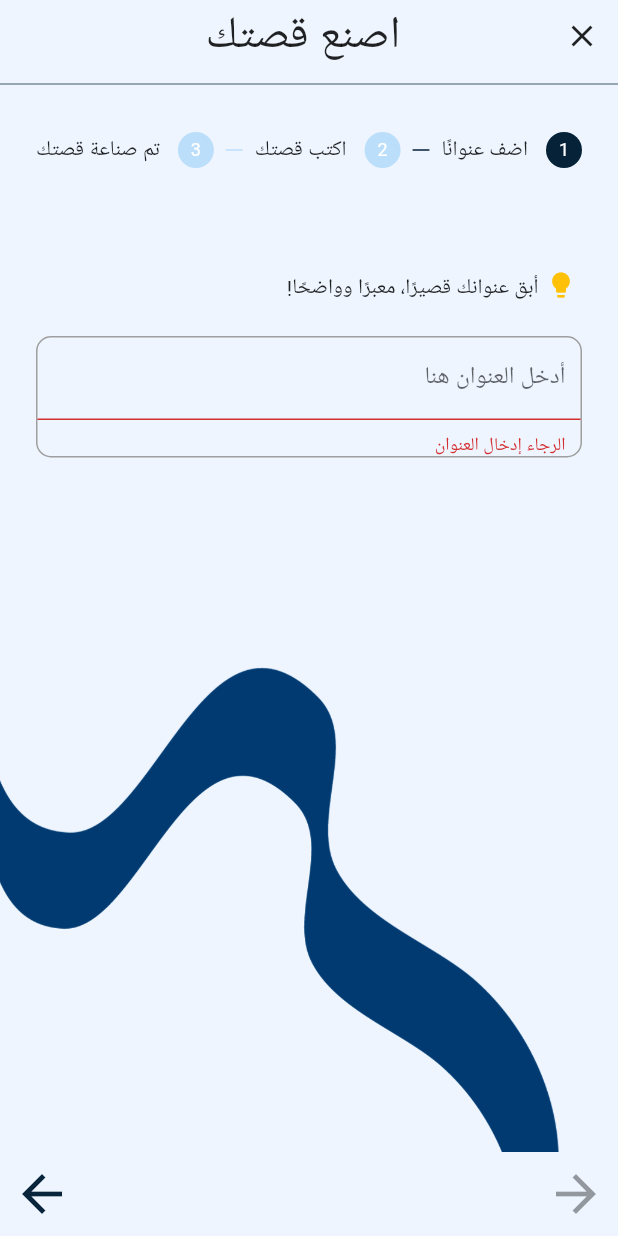
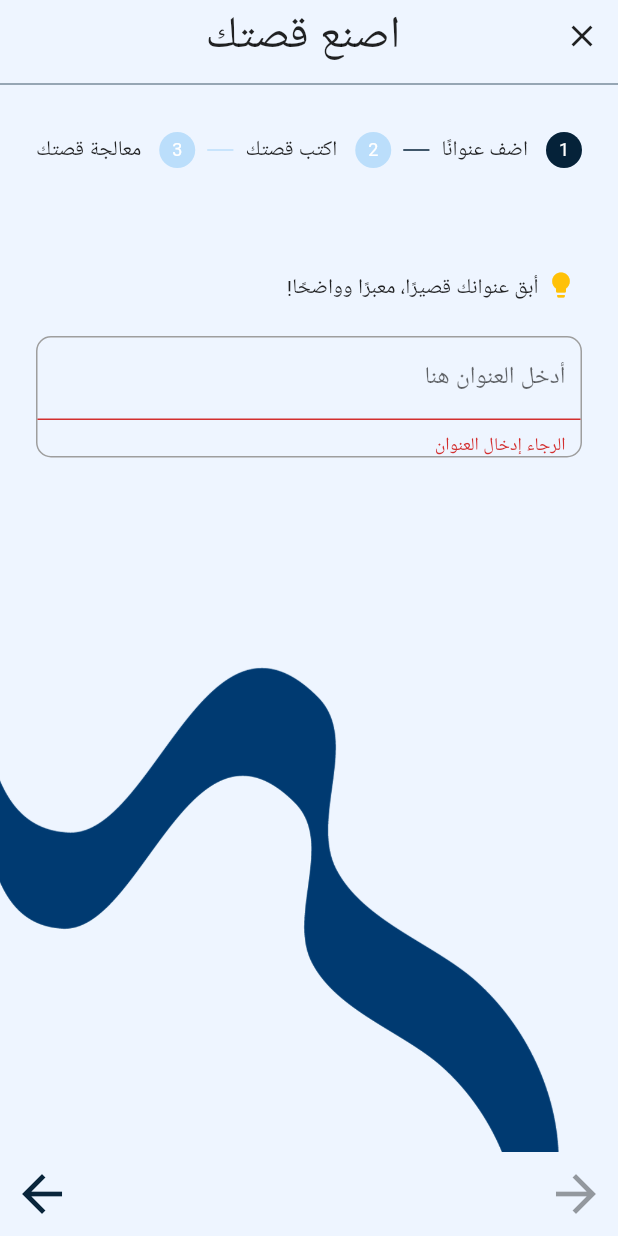
Before and after one commit to Lujain-M02/2023-GP1-6, a Flutter app: the CreateStory screen opened directly, on a phone screen of 412 x 824 dp. Run offline on Flutter 3.47's test engine with Material 2 defaults, Android fonts, the phone set to English and light mode, and no system bars; our stand-ins replace animate_do, animated_text_kit, introduction_screen, lottie.

Commit message:
change the step3 title

```diff
--- a/your_story/lib/pages/create_story_pages/create_story.dart
+++ b/your_story/lib/pages/create_story_pages/create_story.dart
@@ -41,7 +41,7 @@ class _CreateStory extends State<CreateStory> {
           isActive: _activeStepIndex >= 1,
         ),
         Step(
-          title: const Text('تم صناعة قصتك'),
+          title: const Text('معالجة قصتك'),
           content: CreateStoryFinal(
               title: storyTitel.text, content: storyContent.text),
           state: stepState(2),
```
